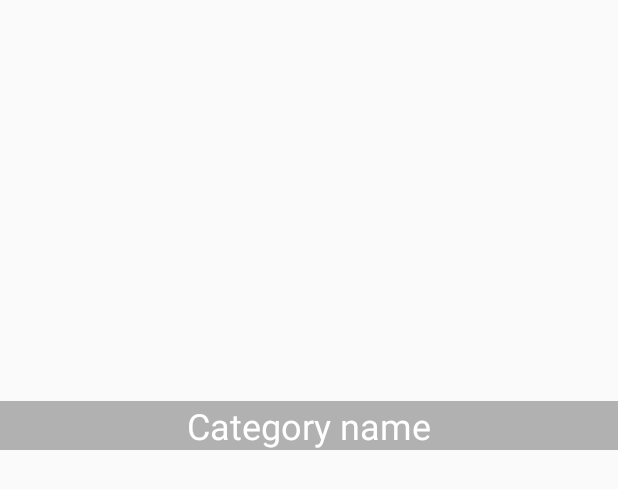
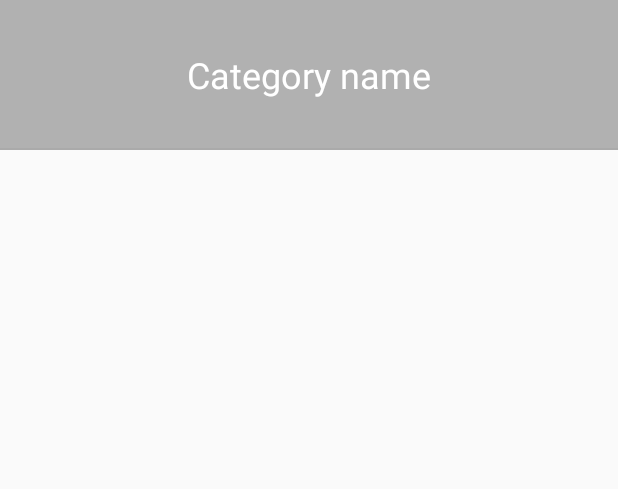
Before and after one commit to 96an/ModelTest, an Android app: the layout category_layout.xml on its own in the app's theme, with its tools: preview values and no code run, on a phone screen of 412 x 824 dp. Shown: the top 489 px of the screen. Run offline under Robolectric (Android 15) with nearby library versions, the light colour scheme and no system bars.

Commit message:
Part 4 & 5

```diff
--- a/app/src/main/res/layout/category_layout.xml
+++ b/app/src/main/res/layout/category_layout.xml
@@ -1,23 +1,29 @@
 <?xml version="1.0" encoding="utf-8"?>
 <RelativeLayout xmlns:android="http://schemas.android.com/apk/res/android"
     android:layout_width="match_parent"
-    android:layout_height="300dp">
+    android:layout_height="100dp">
 
     <ImageView
         android:id="@+id/category_image"
         android:layout_width="match_parent"
         android:layout_height="match_parent"
-        android:scaleType="centerCrop" />
+        android:scaleType="centerCrop"
+        android:visibility="invisible"/>
 
     <TextView
         android:id="@+id/category_name"
         android:layout_width="match_parent"
-        android:layout_height="wrap_content"
-        android:layout_alignParentBottom="true"
+        android:layout_height="match_parent"
+        android:layout_alignParentTop="true"
         android:background="#4F0e0d0e"
         android:gravity="center"
         android:text="Category name"
         android:textColor="@android:color/white"
         android:textSize="24sp" />
 
+    <View
+        android:layout_width="match_parent"
+        android:layout_height="1dp"
+        android:layout_alignParentBottom="true"
+        android:background="@android:color/darker_gray"/>
 </RelativeLayout>
```
